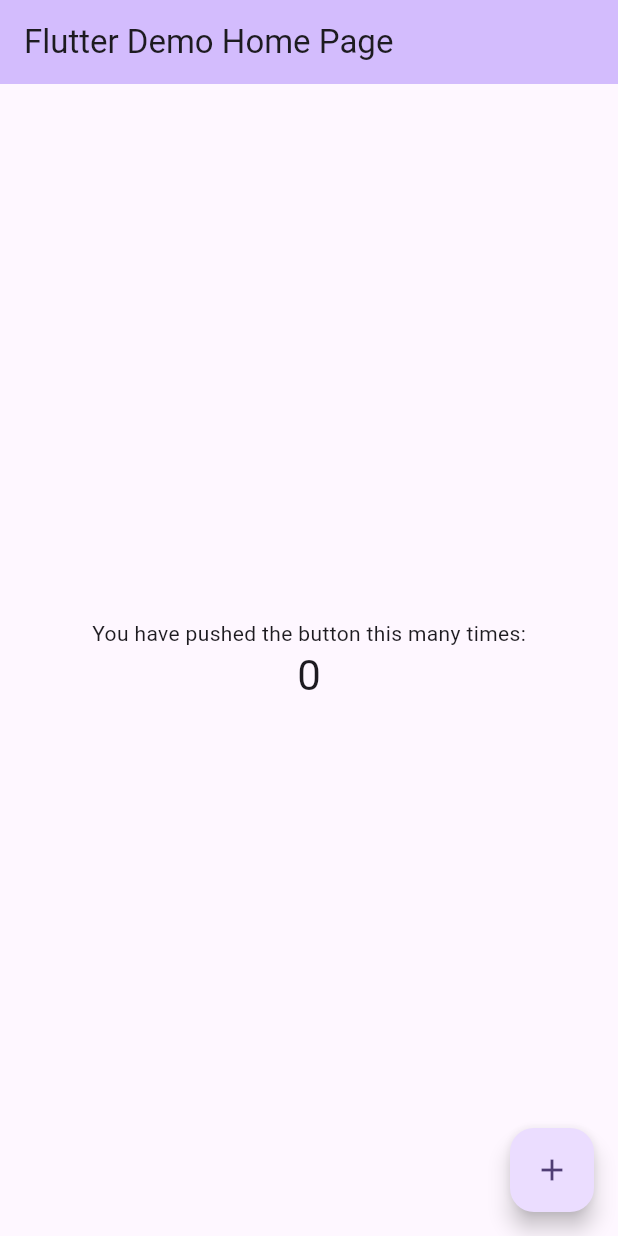
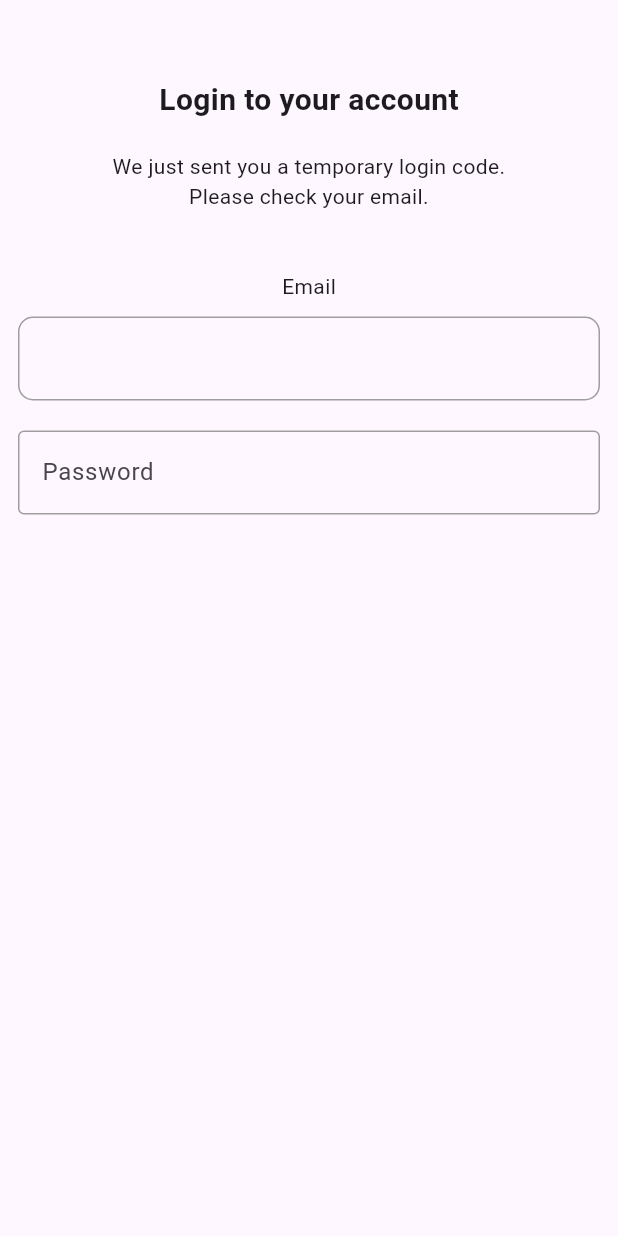
Before and after one commit to adrianmaenza/tmpnp_application, a Flutter app: the screen it shows after launch, on a phone screen of 412 x 824 dp. Run offline on Flutter 3.47's test engine with Material 3 defaults, Android fonts, the light colour scheme and no system bars.

Commit message:
Design loging form - Iterim

```diff
--- a/lib/main.dart
+++ b/lib/main.dart
@@ -11,23 +11,9 @@
   @override
   Widget build(BuildContext context) {
     return MaterialApp(
-      title: 'Flutter Demo',
+      debugShowCheckedModeBanner: false,
+      title: 'TMPNP App',
       theme: ThemeData(
-        // This is the theme of your application.
-        //
-        // TRY THIS: Try running your application with "flutter run". You'll see
-        // the application has a purple toolbar. Then, without quitting the app,
-        // try changing the seedColor in the colorScheme below to Colors.green
-        // and then invoke "hot reload" (save your changes or press the "hot
-        // reload" button in a Flutter-supported IDE, or press "r" if you used
-        // the command line to start the app).
-        //
-        // Notice that the counter didn't reset back to zero; the application
-        // state is not lost during the reload. To reset the state, use hot
-        // restart instead.
-        //
-        // This works for code too, not just values: Most code changes can be
-        // tested with just a hot reload.
         colorScheme: ColorScheme.fromSeed(seedColor: Colors.deepPurple),
         useMaterial3: true,
       ),
@@ -70,56 +56,62 @@
 
   @override
   Widget build(BuildContext context) {
-    // This method is rerun every time setState is called, for instance as done
-    // by the _incrementCounter method above.
-    //
-    // The Flutter framework has been optimized to make rerunning build methods
-    // fast, so that you can just rebuild anything that needs updating rather
-    // than having to individually change instances of widgets.
     return Scaffold(
-      appBar: AppBar(
-        // TRY THIS: Try changing the color here to a specific color (to
-        // Colors.amber, perhaps?) and trigger a hot reload to see the AppBar
-        // change color while the other colors stay the same.
-        backgroundColor: Theme.of(context).colorScheme.inversePrimary,
-        // Here we take the value from the MyHomePage object that was created by
-        // the App.build method, and use it to set our appbar title.
-        title: Text(widget.title),
-      ),
-      body: Center(
-        // Center is a layout widget. It takes a single child and positions it
-        // in the middle of the parent.
-        child: Column(
-          // Column is also a layout widget. It takes a list of children and
-          // arranges them vertically. By default, it sizes itself to fit its
-          // children horizontally, and tries to be as tall as its parent.
-          //
-          // Column has various properties to control how it sizes itself and
-          // how it positions its children. Here we use mainAxisAlignment to
-          // center the children vertically; the main axis here is the vertical
-          // axis because Columns are vertical (the cross axis would be
-          // horizontal).
-          //
-          // TRY THIS: Invoke "debug painting" (choose the "Toggle Debug Paint"
-          // action in the IDE, or press "p" in the console), to see the
-          // wireframe for each widget.
-          mainAxisAlignment: MainAxisAlignment.center,
-          children: <Widget>[
-            const Text(
-              'You have pushed the button this many times:',
-            ),
-            Text(
-              '$_counter',
-              style: Theme.of(context).textTheme.headlineMedium,
-            ),
-          ],
+      body: SafeArea(
+        child: Padding(
+          padding: const EdgeInsets.all(12.0),
+          child: Column(
+            children: [
+              const Center(
+                  child: Padding(
+                padding: EdgeInsets.all(40.0),
+                child: Column(
+                  children: [
+                    Text(
+                      "Login to your account",
+                      style: TextStyle(fontSize: 20, fontWeight: FontWeight.bold),
+                    ),
+                    SizedBox(
+                      height: 20,
+                    ),
+                    Text(
+                      "We just sent you a temporary login code. Please check your email.",
+                      style: TextStyle(fontSize: 14),
+                      textAlign: TextAlign.center,
+                    ),
+                  ],
+                ),
+              )),
+              Form(
+                  child: Column(
+                children: [
+                  const Text("Email", textAlign: TextAlign.left),
+                  const SizedBox(
+                    height: 10,
+                  ),
+                  TextFormField(
+                      decoration: const InputDecoration(
+                          enabledBorder: OutlineInputBorder(
+                            borderRadius: BorderRadius.all(Radius.circular(10)),
+                            borderSide: BorderSide(color: Colors.grey),
+                          ),
+                          fillColor: Colors.grey)),
+                  const SizedBox(
+                    height: 20,
+                  ),
+                  TextFormField(
+                    decoration: const InputDecoration(
+                        label: Text("Password"),
+                        enabledBorder: OutlineInputBorder(
+                          borderSide: BorderSide(color: Colors.grey),
+                        )),
+                  ),
+                ],
+              ))
+            ],
+          ),
         ),
       ),
-      floatingActionButton: FloatingActionButton(
-        onPressed: _incrementCounter,
-        tooltip: 'Increment',
-        child: const Icon(Icons.add),
-      ), // This trailing comma makes auto-formatting nicer for build methods.
     );
   }
 }
```
Also changed, not shown: lib/screens/auth/login_screen.dart (added), lib/screens/home_screen.dart (added).
